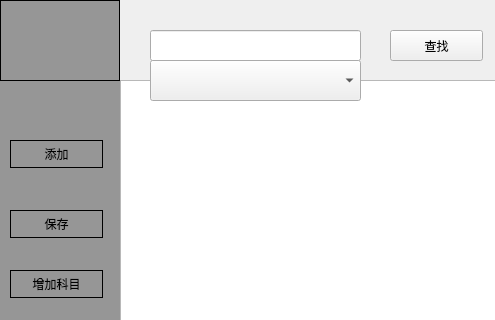
First picture: the form in mainwindow.ui, repository shengxiamo/grades_management, before the edit; both pictures show x 0 to 495 and y 0 to 320 of the 1154 by 798 pixel window.
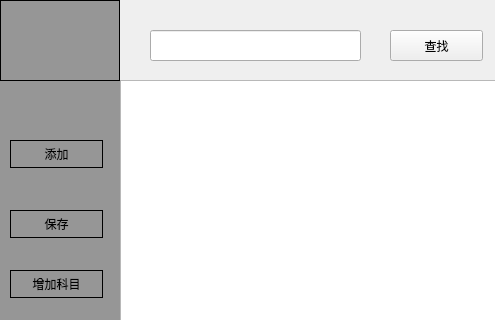
Second picture: the form after the edit.

Diff of the .ui file:
```diff
--- a/mainwindow.ui
+++ b/mainwindow.ui
@@ -205,16 +205,6 @@
 </string>
     </property>
    </widget>
-   <widget class="QComboBox" name="comboBox">
-    <property name="geometry">
-     <rect>
-      <x>150</x>
-      <y>60</y>
-      <width>211</width>
-      <height>41</height>
-     </rect>
-    </property>
-   </widget>
   </widget>
   <widget class="QMenuBar" name="menubar">
    <property name="geometry">
```
